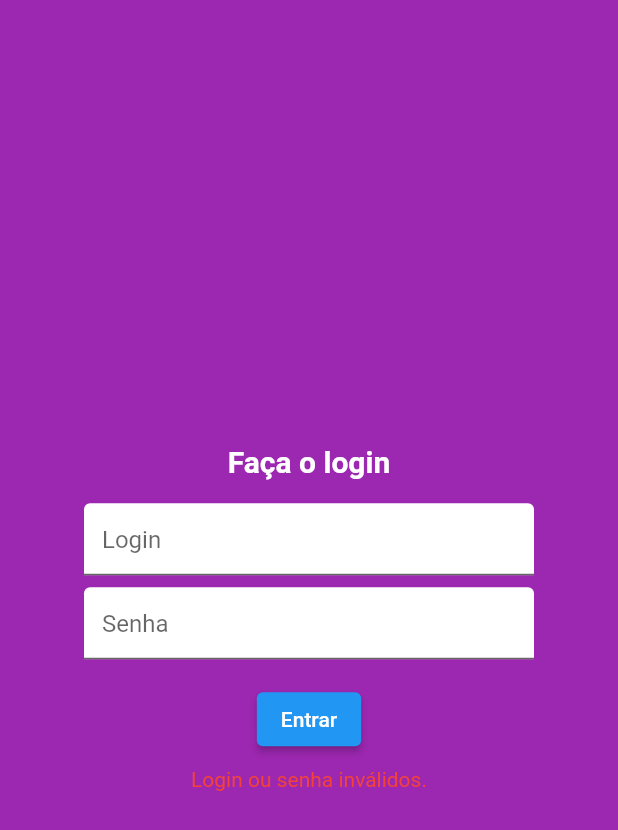
After one commit to Martinho672/for_food, a Flutter app: the MenuCliente screen opened directly, item 3 of the bottom bar chosen, after a tap on "Sair da Conta", after a tap on "Entrar", on a phone screen of 412 x 824 dp. The commit adds this screen. Shown: the top 830 px of the screen. Run offline on Flutter 3.47's test engine with Material 2 defaults, Android fonts, the phone set to English and light mode, and no system bars; network calls fail.

Commit message:
estilizando tudo

```diff
--- a/lib/main.dart
+++ b/lib/main.dart
@@ -8,7 +8,7 @@ void main() {
 
 
   runApp(MaterialApp(
-      title: "Fluxo Caixa",
+      title: "FOR FOOD",
       home: Splash()
   ));
 
--- a/lib/visao/cliente/menuCliente.dart
+++ b/lib/visao/cliente/menuCliente.dart
@@ -4,49 +4,61 @@ import 'package:for_food/visao/cliente/pedidoCliente.dart';
 import 'package:for_food/visao/cliente/minhaContaCliente.dart';
 import 'package:for_food/visao/cliente/principalCliente.dart';
 
-//indice de seleção da tela
+class MenuCliente extends StatefulWidget {
+  int _opcao;
+
+  // Construtor passando o índice da tela selecionada
+  MenuCliente(this._opcao);
+
+  @override
+  _MenuClienteState createState() => _MenuClienteState(this._opcao);
+}
+
+class _MenuClienteState extends State<MenuCliente> {
+  // Construtor
+  _MenuClienteState(this._opcao);
+
+  int _opcao;
   int _selectedIndex = 0;
 
-//vetor de telas a serem utilizadas
-List<Widget> _stOptions = <Widget>[
+  final List<Widget> _stOptions = <Widget>[
     PrincipalCliente(),
     PedidoCliente(),
     MinhaContaCliente(),
   ];
 
-class Navegar extends StatefulWidget {
-  int _opcao;
-
-  //contrutor passando o indice da tela selecionada
-  Navegar(this._opcao);
-
-  @override
-  _NavegarState createState() => _NavegarState(this._opcao);
-}
-
-class _NavegarState extends State<Navegar> {
-  //construtor
-  _NavegarState(this._opcao);
-
-  int _opcao;
-
-  @override
-  void initState() {
-    _selectedIndex = _opcao;
-  }
-
   Widget build(BuildContext context) {
     return Scaffold(
-      appBar: AppBar(
+      body: Container(
+        color: Colors.white,
+        child: Stack(
+          children: [
+            Positioned.fill(
+              child: IndexedStack(
+                index: _selectedIndex,
+                children: _stOptions,
+              ),
+            ),
+            Positioned(
+              top: 0,
+              left: 0,
+              right: 0,
+              child: AnimatedOpacity(
+                opacity: _selectedIndex == 0 ? 1.0 : 0.0,
+                duration: Duration(milliseconds: 200),
+                child: AppBar(
                   title: Text("For Food"),
-        backgroundColor: Colors.blue,
+                  backgroundColor: Colors.purple,
                 ),
-
-      //corpo da aplicação, aqui são setadas as telas
-      body: _stOptions.elementAt(_selectedIndex),
-
-      //botões do BN
-      bottomNavigationBar: BottomNavigationBar(
+              ),
+            ),
+            Positioned(
+              bottom: 0,
+              left: 0,
+              right: 0,
+              child: Container(
+                color: Colors.purple,
+                child: BottomNavigationBar(
                   items: const <BottomNavigationBarItem>[
                     BottomNavigationBarItem(
                       icon: Icon(Icons.home),
@@ -61,20 +73,20 @@ class _NavegarState extends State<Navegar> {
                       label: 'Minha Conta',
                     ),
                   ],
-
-        unselectedItemColor: Colors.grey,
-
+                  unselectedItemColor: Colors.white,
                   currentIndex: _selectedIndex,
-
-        selectedItemColor: Colors.orange,
-        //greenAccent,
-        onTap:
-            _onItemTapped, //chama o métdodo onItemTapped ao clicar no botao do BTNNavigation
+                  selectedItemColor: Colors.white,
+                  backgroundColor: Colors.purple,
+                  onTap: _onItemTapped,
+                ),
+              ),
+            ),
+          ],
+        ),
       ),
     );
   }
 
-  @override
   void _onItemTapped(int index) {
     setState(() {
       _selectedIndex = index;
--- a/lib/visao/cliente/minhaContaCliente.dart
+++ b/lib/visao/cliente/minhaContaCliente.dart
@@ -1,5 +1,5 @@
-import 'package:flutter/cupertino.dart';
 import 'package:flutter/material.dart';
+import 'package:for_food/visao/login.dart';
 
 class MinhaContaCliente extends StatefulWidget {
   @override
@@ -7,11 +7,35 @@ class MinhaContaCliente extends StatefulWidget {
 }
 
 class _MinhaContaClienteState extends State<MinhaContaCliente> {
+  void sair() {
+    Navigator.pushReplacement(
+      context,
+      MaterialPageRoute(builder: (context) => Login()),
+    );
+  }
+
+  @override
   Widget build(BuildContext context) {
     return Scaffold(
       appBar: AppBar(
         title: Text("Minha Conta"),
-        backgroundColor: Colors.blueGrey,
+        backgroundColor: Colors.purple, // Altera a cor da AppBar para roxo
+      ),
+      body: Center(
+        child: Column(
+          mainAxisAlignment: MainAxisAlignment.center,
+          children: [
+            Text(
+              "Informações da Conta",
+              style: TextStyle(fontSize: 20, fontWeight: FontWeight.bold),
+            ),
+            SizedBox(height: 20),
+            ElevatedButton(
+              onPressed: sair,
+              child: Text("Sair da Conta"),
+            ),
+          ],
+        ),
       ),
     );
   }
--- a/lib/visao/cliente/pedidoCliente.dart
+++ b/lib/visao/cliente/pedidoCliente.dart
@@ -11,10 +11,20 @@ class _PedidoClienteState extends State<PedidoCliente> {
     return Scaffold(
       appBar: AppBar(
         title: Text("Pedidos do Cliente Atual"),
-        backgroundColor: Colors.blueGrey,
+        backgroundColor: Colors.purple,
       ),
-      body: Center(
-        child: Text("Sua mãe é a melhor!!!"),
+      body: Container(
+        color: Colors.white,
+        child: Center(
+          child: Text(
+            "Sua mãe é a melhor!!!",
+            style: TextStyle(
+              fontSize: 24,
+              fontWeight: FontWeight.bold,
+              color: Colors.black,
+            ),
+          ),
+        ),
       ),
     );
   }
--- a/lib/visao/cliente/principalCliente.dart
+++ b/lib/visao/cliente/principalCliente.dart
@@ -10,8 +10,21 @@ class _PrincipalClienteState extends State<PrincipalCliente> {
   Widget build(BuildContext context) {
     return Scaffold(
       appBar: AppBar(
-        title: Text("Principal"),
-        backgroundColor: Colors.blueGrey,
+        title: Text(""),
+        backgroundColor: Colors.purple,
+      ),
+      body: Container(
+        color: Colors.white,
+        child: Center(
+          child: Text(
+            "Bem-vindo à tela Principal!",
+            style: TextStyle(
+              fontSize: 24,
+              fontWeight: FontWeight.bold,
+              color: Colors.black,
+            ),
+          ),
+        ),
       ),
     );
   }
--- /dev/null
+++ b/lib/visao/login.dart
@@ -0,0 +1,100 @@
+import 'package:flutter/material.dart';
+import 'package:for_food/visao/proprietario/menuProprietario.dart';
+import 'package:for_food/visao/cliente/menuCliente.dart';
+
+class Login extends StatefulWidget {
+  @override
+  _LoginState createState() => _LoginState();
+}
+
+class _LoginState extends State<Login> {
+  TextEditingController _loginController = TextEditingController();
+  TextEditingController _senhaController = TextEditingController();
+  String _mensagemErro = '';
+
+  // Função para verificar as credenciais de login
+  void _fazerLogin() {
+    String login = _loginController.text;
+    String senha = _senhaController.text;
+
+    if (login == 'cliente' && senha == 'cliente') {
+      // Login do cliente
+      Navigator.pushReplacement(
+        context,
+        MaterialPageRoute(builder: (context) => MenuCliente(0)),
+      );
+    } else if (login == 'proprietario' && senha == 'proprietario') {
+      // Login do proprietário
+      Navigator.pushReplacement(
+        context,
+        MaterialPageRoute(builder: (context) => MenuProprietario(0)),
+      );
+    } else {
+      setState(() {
+        _mensagemErro = 'Login ou senha inválidos.';
+      });
+    }
+  }
+
+  @override
+  Widget build(BuildContext context) {
+    return Scaffold(
+      backgroundColor: Colors.purple, // Altere a cor para roxo
+      body: Center(
+        child: Padding(
+          padding: EdgeInsets.all(16.0),
+          child: Column(
+            mainAxisAlignment: MainAxisAlignment.center,
+            children: [
+              Text(
+                'Faça o login',
+                style: TextStyle(
+                  color: Colors.white,
+                  fontSize: 20,
+                  fontWeight: FontWeight.bold,
+                ),
+              ),
+              SizedBox(height: 16),
+              Container(
+                width: double.infinity, // Largura máxima
+                constraints: BoxConstraints(maxWidth: 300), // Largura máxima de 300
+                child: TextField(
+                  controller: _loginController,
+                  decoration: InputDecoration(
+                    hintText: 'Login',
+                    filled: true,
+                    fillColor: Colors.white,
+                  ),
+                ),
+              ),
+              SizedBox(height: 8),
+              Container(
+                width: double.infinity, // Largura máxima
+                constraints: BoxConstraints(maxWidth: 300), // Largura máxima de 300
+                child: TextField(
+                  controller: _senhaController,
+                  obscureText: true,
+                  decoration: InputDecoration(
+                    hintText: 'Senha',
+                    filled: true,
+                    fillColor: Colors.white,
+                  ),
+                ),
+              ),
+              SizedBox(height: 16),
+              ElevatedButton(
+                onPressed: _fazerLogin,
+                child: Text('Entrar'),
+              ),
+              SizedBox(height: 8),
+              Text(
+                _mensagemErro,
+                style: TextStyle(color: Colors.red),
+              ),
+            ],
+          ),
+        ),
+      ),
+    );
+  }
+}
--- a/lib/visao/proprietario/estoqueProprietario.dart
+++ b/lib/visao/proprietario/estoqueProprietario.dart
@@ -9,9 +9,11 @@ class EstoqueProprietario extends StatefulWidget {
 class _EstoqueProprietarioState extends State<EstoqueProprietario> {
   Widget build(BuildContext context) {
     return Scaffold(
+      extendBodyBehindAppBar: true, // Permite que o corpo da tela se estenda atrás da barra superior
       appBar: AppBar(
-        title: Text("Estoque de produtos e cardapio"),
-        backgroundColor: Colors.blueGrey,
+        title: Text("Estoque de produtos e cardápio"),
+        backgroundColor: Colors.deepPurple[800], // Define a cor roxa mais escura para a barra superior
+        elevation: 0, // Remove a sombra da barra superior
       ),
       body: Center(
         child: Text("Sua mãe é a melhor!!!"),
--- a/lib/visao/proprietario/principalProprietario.dart
+++ b/lib/visao/proprietario/principalProprietario.dart
@@ -11,7 +11,7 @@ class _PrincipalProprietarioState extends State<PrincipalProprietario> {
     return Scaffold(
       appBar: AppBar(
         title: Text("Principal"),
-        backgroundColor: Colors.blueGrey,
+        backgroundColor: Colors.deepPurple[800], // Define a cor roxa mais escura para a barra superior
       ),
     );
   }
```
Also changed, not shown: lib/splash.dart (+22 -12 lines), lib/visao/proprietario/menuProprietario.dart (+35 -33 lines), lib/visao/proprietario/minhaContaProprietario.dart (+26 -1 lines), lib/visao/proprietario/pedidosProprietario.dart (+24 -3 lines). Lines whose indentation alone changed are shown as unchanged.
